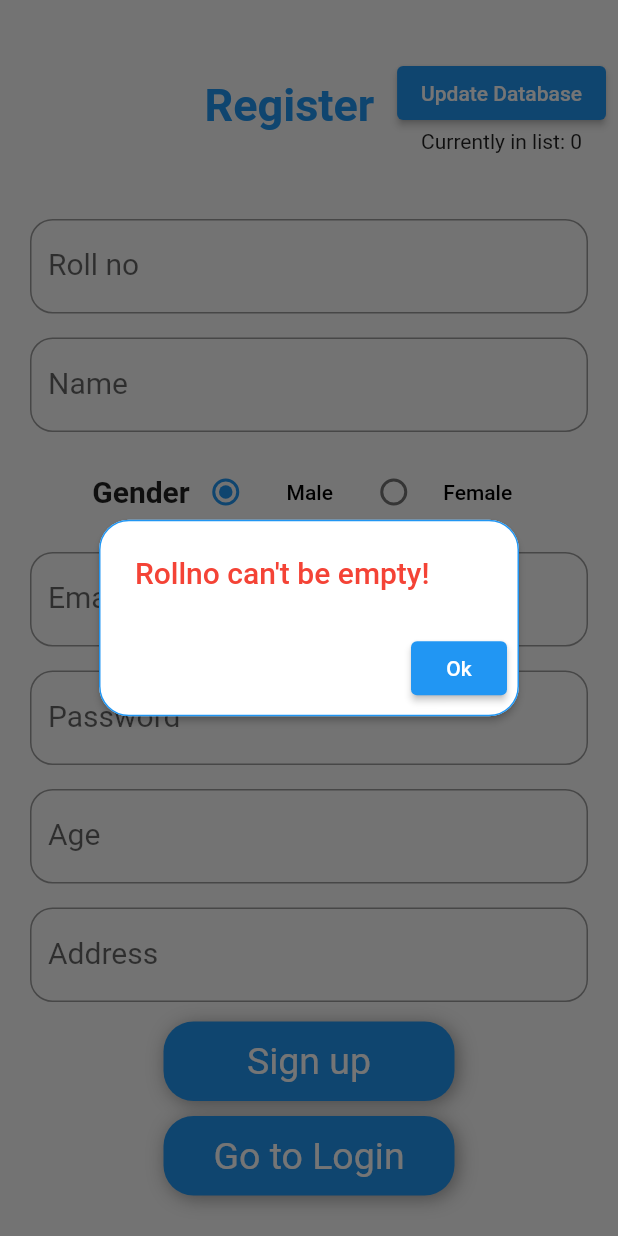
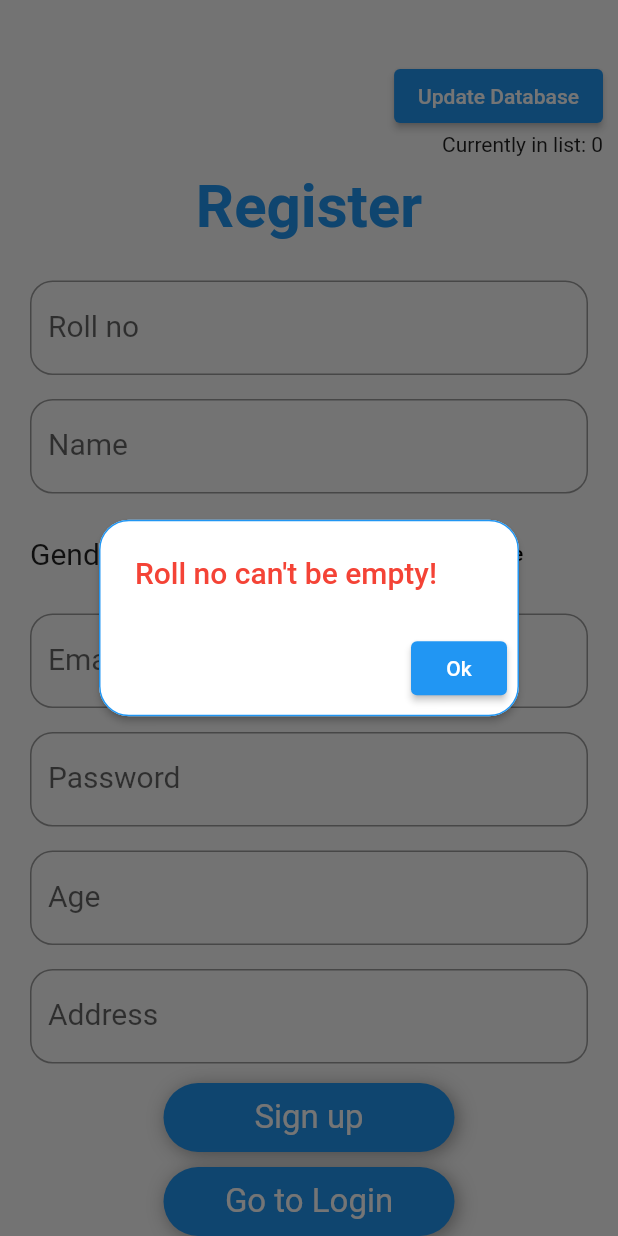
Before and after one commit to ZohaibSoomro/Student-Registration-Task-AAD, a Flutter app: the Signup screen opened directly, after a tap on "Sign up", on a phone screen of 412 x 824 dp. Run offline on Flutter 3.47's test engine with Material 2 defaults, Android fonts, the phone set to English and light mode, and no system bars; our stand-ins replace camera, email_validator; missing offline and left inert: google_mlkit_face_detection, mysql1.

Commit message:
Student Registration Project: clear text fields after a sign up.

```diff
--- /dev/null
+++ b/student_registration_aad/lib/custom_widgets/my_alert_box.dart
@@ -0,0 +1,52 @@
+import 'package:flutter/material.dart';
+
+import '../pages/signup.dart';
+
+class MyAlertBox {
+  Future showAlertBox(
+    BuildContext context,
+    String errorText, {
+    Color labelColor = Colors.red,
+    bool showRegister = false,
+    int? disposeAfterMillis,
+  }) async {
+    if (disposeAfterMillis != null) {
+      Future.delayed(Duration(milliseconds: disposeAfterMillis), () {
+        Navigator.pop(context);
+      });
+    }
+    return showDialog(
+      context: context,
+      builder: (context) => AlertDialog(
+        shape: RoundedRectangleBorder(
+          borderRadius: BorderRadius.circular(20),
+          side: const BorderSide(color: Colors.blue),
+        ),
+        elevation: 2,
+        title: Text(
+          errorText,
+          style: TextStyle(color: labelColor),
+        ),
+        actions: [
+          if (showRegister)
+            ElevatedButton(
+              onPressed: () {
+                Navigator.pop(context);
+                Navigator.pushReplacement(
+                  context,
+                  MaterialPageRoute(builder: (context) => const Signup()),
+                );
+              },
+              child: const Text('Register'),
+            ),
+          ElevatedButton(
+            onPressed: () {
+              Navigator.pop(context);
+            },
+            child: const Text('Ok'),
+          ),
+        ],
+      ),
+    );
+  }
+}
--- a/student_registration_aad/lib/custom_widgets/rounded_button.dart
+++ b/student_registration_aad/lib/custom_widgets/rounded_button.dart
@@ -26,11 +26,11 @@ class RoundedButton extends StatelessWidget {
           child: Container(
             width: maxWidth ?? contraints.maxWidth * 0.5,
             margin: const EdgeInsets.symmetric(vertical: 5),
-            padding: const EdgeInsets.symmetric(vertical: 12.0),
+            padding: const EdgeInsets.symmetric(vertical: 10.0),
             decoration: BoxDecoration(
                 color: color,
-                borderRadius: BorderRadius.circular(20),
-                boxShadow: [
+                borderRadius: BorderRadius.circular(25),
+                boxShadow: const [
                   BoxShadow(
                     blurRadius: 10,
                     offset: Offset(2, 2),
@@ -40,7 +40,7 @@ class RoundedButton extends StatelessWidget {
             child: child ??
                 Text(
                   text,
-                  style: TextStyle(color: Colors.white, fontSize: 25),
+                  style: const TextStyle(color: Colors.white, fontSize: 22),
                   textAlign: TextAlign.center,
                 ),
           ),
--- a/student_registration_aad/lib/pages/signup.dart
+++ b/student_registration_aad/lib/pages/signup.dart
@@ -1,6 +1,7 @@
 import 'package:email_validator/email_validator.dart';
 import 'package:flutter/material.dart';
 import 'package:provider/provider.dart';
+import 'package:student_registration_aad/custom_widgets/my_alert_box.dart';
 import 'package:student_registration_aad/custom_widgets/rounded_button.dart';
 import 'package:student_registration_aad/database/student_db_helper.dart';
 import 'package:student_registration_aad/students_info/students_info_provider.dart';
@@ -22,13 +23,18 @@ class _SignupState extends State<Signup> {
   String email = "";
   String password = "";
   String address = "";
-  Gender gender = Gender.Male;
+  Gender? gender;
   bool emailValidated = false;
   bool passValidated = false;
   final studentDbHelper = StudentDbHelper();
-
+  final MyAlertBox alertBox = MyAlertBox();
   int age = 0;
+  final _rollNumberController = TextEditingController();
+  final _nameController = TextEditingController();
+  final _emailController = TextEditingController();
+  final _passwordController = TextEditingController();
   final _ageTextController = TextEditingController();
+  final _addressController = TextEditingController();
 
   @override
   Widget build(BuildContext context) {
@@ -38,46 +44,44 @@ class _SignupState extends State<Signup> {
         mainAxisAlignment: MainAxisAlignment.spaceAround,
         children: [
           const SizedBox(height: 30),
-          Padding(
-            padding: const EdgeInsets.all(8.0),
-            child: Row(
-              mainAxisSize: MainAxisSize.max,
-              mainAxisAlignment: MainAxisAlignment.spaceBetween,
-              children: [
-                const Expanded(child: SizedBox()),
-                const Expanded(
-                  child: Text(
-                    'Register',
-                    style: TextStyle(
-                      color: Colors.blue,
-                      fontSize: 30,
-                      fontWeight: FontWeight.bold,
-                    ),
-                  ),
-                ),
-                Column(
+          Container(
+            width: MediaQuery.of(context).size.width,
+            padding: const EdgeInsets.all(10),
+            child: Column(
+              mainAxisSize: MainAxisSize.min,
+              crossAxisAlignment: CrossAxisAlignment.end,
               children: [
                 ElevatedButton(
                   onPressed: () async {
-                        final studentsList = Provider.of<StudentInfoProvider>(
-                                context,
-                                listen: false)
+                    final studentsList =
+                        Provider.of<StudentInfoProvider>(context, listen: false)
                             .studentsList;
+                    if (studentsList.isEmpty) {
+                      return;
+                    }
                     print(studentsList.length);
                     for (Student student in studentsList) {
+                      try {
                         int? affectedRows =
                             await studentDbHelper.insertStudent(student);
                         if (affectedRows! > 0) {
                           print(
                               'Record ${student.rollNo} Inserted into database.');
                         }
+                      } catch (e) {
+                        alertBox.showAlertBox(context,
+                            "Table '${StudentDbHelper.studentsTableName}' creation error!");
+                        return;
+                      }
                     }
                     Provider.of<StudentInfoProvider>(context, listen: false)
                         .clearStudentsList();
-                        showAlertBox(
+                    alertBox.showAlertBox(
+                      context,
                       'Database updated successfully.',
                       labelColor: Colors.blue,
                     );
+                    _clearTextFields();
                     setState(() {});
                   },
                   child: const Text('Update Database'),
@@ -86,11 +90,17 @@ class _SignupState extends State<Signup> {
                     'Currently in list: ${Provider.of<StudentInfoProvider>(context, listen: false).length}')
               ],
             ),
-              ],
+          ),
+          const Text(
+            'Register',
+            style: TextStyle(
+              color: Colors.blue,
+              fontSize: 40,
+              fontWeight: FontWeight.bold,
             ),
           ),
           const SizedBox(
-            height: 20,
+            height: 10,
           ),
           Expanded(
             child: SingleChildScrollView(
@@ -113,6 +123,7 @@ class _SignupState extends State<Signup> {
           children: [
             RoundedTextField(
               labelText: 'Roll no',
+              controller: _rollNumberController,
               onChanged: (value) {
                 setState(() {
                   rollNo = value;
@@ -121,6 +132,7 @@ class _SignupState extends State<Signup> {
             ),
             RoundedTextField(
               labelText: 'Name',
+              controller: _nameController,
               onChanged: (value) {
                 setState(() {
                   name = value;
@@ -130,15 +142,15 @@ class _SignupState extends State<Signup> {
             Padding(
               padding: const EdgeInsets.all(8.0),
               child: Row(
-                mainAxisAlignment: MainAxisAlignment.center,
+                mainAxisAlignment: MainAxisAlignment.start,
                 children: [
                   const Text(
                     'Gender',
                     style: TextStyle(
                       fontSize: 20,
-                      fontWeight: FontWeight.bold,
                     ),
                   ),
+                  const SizedBox(width: 50),
                   Radio<Gender>(
                     groupValue: gender,
                     value: Gender.Male,
@@ -168,12 +180,13 @@ class _SignupState extends State<Signup> {
             ),
             RoundedTextField(
               labelText: 'Email',
+              controller: _emailController,
               suffixIcon: textFieldSuffixIcon(
                 emailValidated,
                 emailValidated
                     ? 'email is available'
                     : EmailValidator.validate(email)
-                        ? 'email already in use!'
+                        ? 'email is already in use!'
                         : 'invalid email!',
                 email,
               ),
@@ -182,6 +195,7 @@ class _SignupState extends State<Signup> {
             RoundedTextField(
               labelText: 'Password',
               isPassword: true,
+              controller: _passwordController,
               suffixIcon: textFieldSuffixIcon(
                 passValidated,
                 passValidated ? 'password is valid' : 'password length < 6.',
@@ -196,6 +210,7 @@ class _SignupState extends State<Signup> {
             ),
             RoundedTextField(
               labelText: 'Address',
+              controller: _addressController,
               onChanged: (value) {
                 setState(() {
                   address = value;
@@ -280,43 +295,48 @@ class _SignupState extends State<Signup> {
 
   void onSignupButtonPressed() async {
     if (rollNo.trim() == "") {
-      showAlertBox("Rollno can't be empty!");
+      alertBox.showAlertBox(context, "Roll no can't be empty!");
       return;
     }
     if (name.trim() == "") {
-      showAlertBox("Name can't be empty!");
+      alertBox.showAlertBox(context, "Name can't be empty!");
+      return;
+    }
+    if (gender == null) {
+      alertBox.showAlertBox(context, "Please select a gender!");
       return;
     }
     if (email.trim() == "") {
-      showAlertBox("Email can't be empty!");
+      alertBox.showAlertBox(context, "Email can't be empty!");
       return;
     }
     if (!EmailValidator.validate(email)) {
-      showAlertBox("Please provide a valid email!");
+      alertBox.showAlertBox(context, "Please provide a valid email!");
       return;
     }
     if (password.trim() == "") {
-      showAlertBox("Password can't be empty!");
+      alertBox.showAlertBox(context, "Password can't be empty!");
       return;
     }
     if (password.length < 6) {
-      showAlertBox("Password length can't be less than 6.");
+      alertBox.showAlertBox(context, "Password length can't be less than 6.");
       return;
     }
     if (_ageTextController.text.isEmpty) {
-      showAlertBox('Please provide an age!');
+      alertBox.showAlertBox(context, 'Please provide an age!');
       return;
     }
     if (address.trim() == "") {
-      showAlertBox("Address can't be empty!");
+      alertBox.showAlertBox(context, "Address can't be empty!");
       return;
     }
     try {
       age = int.parse(_ageTextController.text);
     } catch (e) {
-      showAlertBox('Age should be a positive integer!');
+      alertBox.showAlertBox(context, 'Age should be a positive integer!');
       return;
     }
+    if (emailValidated) {
       Student student = Student(
         rollNo: rollNo,
         name: name,
@@ -324,38 +344,32 @@ class _SignupState extends State<Signup> {
         password: password,
         age: age,
         address: address,
-      gender: gender.name,
+        gender: gender!.name,
       );
       Provider.of<StudentInfoProvider>(context, listen: false)
           .addStudent(student);
-    showAlertBox(
+      alertBox.showAlertBox(
+        context,
         "Student record with roll no '$rollNo' inserted successfully.",
         labelColor: Colors.blue,
       );
+      _clearTextFields();
+    } else {
+      alertBox.showAlertBox(
+        context,
+        "email '$email' is already in use!\ntry a different email.",
+      );
+    }
     setState(() {});
   }
 
-  void showAlertBox(String errorText, {Color labelColor = Colors.red}) {
-    showDialog(
-      context: context,
-      builder: (context) => AlertDialog(
-        shape: RoundedRectangleBorder(
-          borderRadius: BorderRadius.circular(20),
-          side: const BorderSide(color: Colors.blue),
-        ),
-        elevation: 2,
-        title: Text(
-          errorText,
-          style: TextStyle(color: labelColor),
-        ),
-        actions: [
-          ElevatedButton(
-              onPressed: () {
-                Navigator.pop(context);
-              },
-              child: const Text('Ok'))
-        ],
-      ),
-    );
+  _clearTextFields() {
+    _rollNumberController.clear();
+    _nameController.clear();
+    _emailController.clear();
+    _passwordController.clear();
+    _ageTextController.clear();
+    _addressController.clear();
+    setState(() {});
   }
 }
--- a/student_registration_aad/pubspec.yaml
+++ b/student_registration_aad/pubspec.yaml
@@ -36,6 +36,7 @@ dependencies:
   cupertino_icons: ^1.0.2
   provider: ^6.0.3
   mysql1: ^0.20.0
+  email_validator:
 
 dev_dependencies:
   flutter_test:
@@ -47,7 +48,6 @@ dev_dependencies:
   # package. See that file for information about deactivating specific lint
   # rules and activating additional ones.
   flutter_lints: ^2.0.0
-  email_validator:
 # For information on the generic Dart part of this file, see the
 # following page: https://dart.dev/tools/pub/pubspec
 
```
Also changed, not shown: student_registration_aad/lib/pages/login.dart (+24 -62 lines), student_registration_aad/lib/pages/signup_or_login.dart (+51 -1 lines), student_registration_aad/pubspec.lock. Lines whose indentation alone changed are shown as unchanged.
